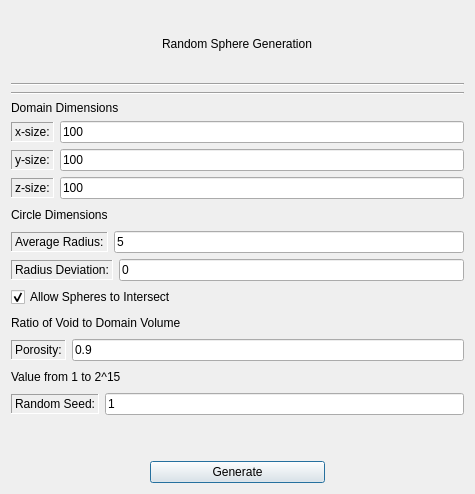
Before: the Qt Designer form gui/src/Generate/randomspheresgenerator.ui in nasa/puma, drawn with Qt 5.
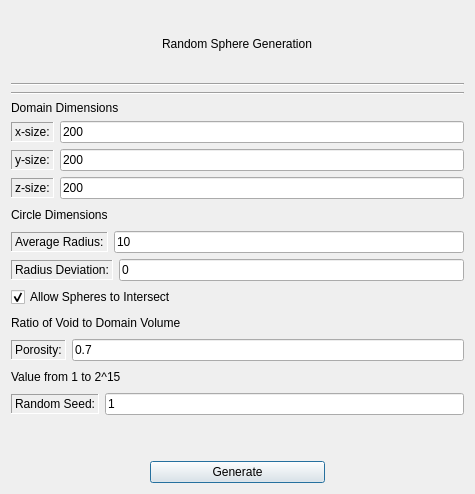
After: the same form once the commit is applied.

```diff
--- a/gui/src/Generate/randomspheresgenerator.ui
+++ b/gui/src/Generate/randomspheresgenerator.ui
@@ -104,7 +104,7 @@
                 <string notr="true">font: 10pt &quot;Serif&quot;;</string>
                </property>
                <property name="text">
-                <string>100</string>
+                <string>200</string>
                </property>
               </widget>
              </item>
@@ -140,7 +140,7 @@
                 <string notr="true">font: 10pt &quot;Serif&quot;;</string>
                </property>
                <property name="text">
-                <string>100</string>
+                <string>200</string>
                </property>
               </widget>
              </item>
@@ -176,7 +176,7 @@
                 <string notr="true">font: 10pt &quot;Serif&quot;;</string>
                </property>
                <property name="text">
-                <string>100</string>
+                <string>200</string>
                </property>
               </widget>
              </item>
@@ -234,7 +234,7 @@
               <string notr="true">font: 10pt &quot;Serif&quot;;</string>
              </property>
              <property name="text">
-              <string>5</string>
+              <string>10</string>
              </property>
             </widget>
            </item>
@@ -350,7 +350,7 @@
             <string notr="true">font: 10pt &quot;Serif&quot;;</string>
            </property>
            <property name="text">
-            <string>0.9</string>
+            <string>0.7</string>
            </property>
           </widget>
          </item>
```
